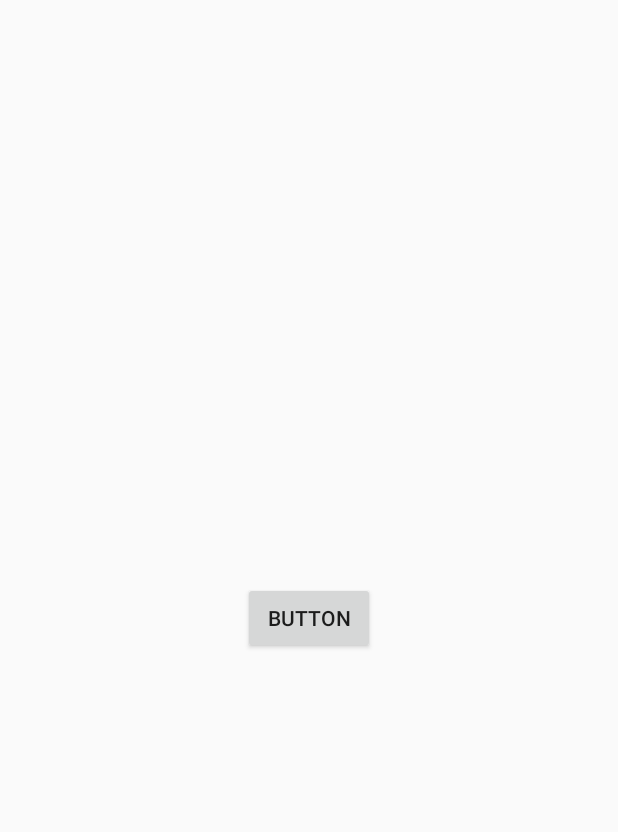
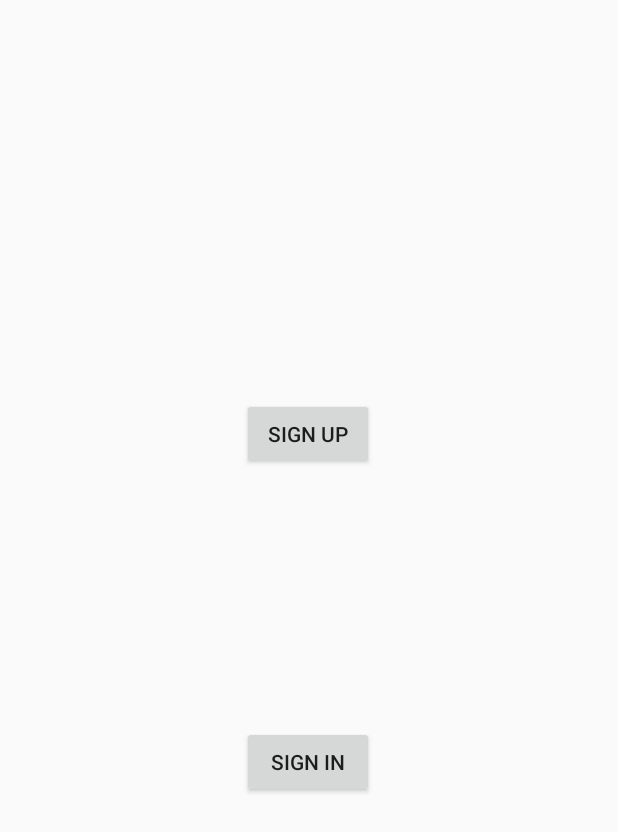
Before and after one commit to tech-shot-developer/check-in-check-out-android, an Android app: the screen it shows after launch (MainActivity), on a phone screen of 412 x 824 dp. Shown: the top 832 px of the screen. Run offline under Robolectric (Android 15) with nearby library versions, the phone set to English and light mode, and no system bars; 1 statement that could not run was skipped.

Commit message:
initial commit

```diff
--- /dev/null
+++ b/app/src/main/java/com/example/check_in_check_out_android/GeoLocation/geoLocationViewModel.kt
@@ -0,0 +1,18 @@
+package com.example.check_in_check_out_android.GeoLocation
+
+import androidx.lifecycle.MutableLiveData
+import androidx.lifecycle.ViewModel
+import androidx.lifecycle.viewModelScope
+import com.example.check_in_check_out_android.api.UserNetwork
+import com.google.gson.JsonObject
+import kotlinx.coroutines.launch
+
+class geoLocationViewModel : ViewModel() {
+    val response: MutableLiveData<JsonObject?> = MutableLiveData()
+
+    fun getLoc() {
+        viewModelScope.launch {
+            response.value = UserNetwork.retrofit.getLocData()
+        }
+    }
+}
--- a/app/src/main/java/com/example/check_in_check_out_android/api/RetrofitHelper.kt
+++ b/app/src/main/java/com/example/check_in_check_out_android/api/RetrofitClient.kt
@@ -6,7 +6,8 @@ import okhttp3.logging.HttpLoggingInterceptor
 import retrofit2.Retrofit
 import retrofit2.converter.gson.GsonConverterFactory
 
-class RetrofitHelper {
+
+class RetrofitClient {
 
     private var service: ApiInterface
 
@@ -26,4 +27,5 @@ class RetrofitHelper {
     fun buildService(): ApiInterface {
         return service
     }
+
 }
--- a/app/src/main/java/com/example/check_in_check_out_android/model/PostRequestResponseModel.kt
+++ b/app/src/main/java/com/example/check_in_check_out_android/model/RequestResponseModel.kt
@@ -1,5 +1,5 @@
 package com.example.check_in_check_out_android.model
 
-data class PostRequestResponseModel(
+data class RequestResponseModel(
     val msg: String?
 )
--- a/app/src/main/java/com/example/check_in_check_out_android/util/constant.kt
+++ b/app/src/main/java/com/example/check_in_check_out_android/util/constant.kt
@@ -3,5 +3,6 @@ package com.example.check_in_check_out_android.util
 class constant {
     companion object {
         const val BASE_URL = "https://check-in-check-out-backend.up.railway.app/"
+        const val BASE_URL_GET = "http://ipwho.is/"
     }
 }
--- a/app/src/main/java/com/example/check_in_check_out_android/view/MainActivity.kt
+++ b/app/src/main/java/com/example/check_in_check_out_android/view/MainActivity.kt
@@ -3,22 +3,42 @@ package com.example.check_in_check_out_android.view
 
 import android.content.Intent
 import android.os.Bundle
-import android.widget.Button
+import android.util.Log
 import androidx.appcompat.app.AppCompatActivity
-import com.example.check_in_check_out_android.R
+import androidx.lifecycle.Observer
+import androidx.lifecycle.ViewModelProvider
+import com.example.check_in_check_out_android.GeoLocation.geoLocationViewModel
+import com.example.check_in_check_out_android.databinding.ActivityMainBinding
 
 class MainActivity : AppCompatActivity() {
 
-    lateinit var signupButton: Button
+    private lateinit var binding: ActivityMainBinding
 
     override fun onCreate(savedInstanceState: Bundle?) {
         super.onCreate(savedInstanceState)
-        setContentView(R.layout.activity_main)
-        signupButton = findViewById(R.id.signup)
-        signupButton.setOnClickListener {
+        binding = ActivityMainBinding.inflate(layoutInflater)
+        setContentView(binding.root)
+
+
+
+        // start of geolocation of device
+        val viewModel = ViewModelProvider(this)[geoLocationViewModel::class.java]
+        // single request
+        viewModel.getLoc()
+        viewModel.response.observe(this, Observer {
+            Log.d("MainActivity", it.toString())
+        })
+        // end of geolocation of device
+
+
+
+        binding.signup.setOnClickListener {
             val intent = Intent(this@MainActivity, SignUpActivity::class.java)
             startActivity(intent)
-//            Toast.makeText(this@MainActivity, "Open", Toast.LENGTH_SHORT).show()
+        }
+
+        binding.signin.setOnClickListener {
+            startActivity(Intent(this@MainActivity, SignInActivity::class.java))
         }
     }
 }
--- a/app/src/main/java/com/example/check_in_check_out_android/view/SignInActivity.kt
+++ b/app/src/main/java/com/example/check_in_check_out_android/view/SignInActivity.kt
@@ -16,6 +16,7 @@ class SignInActivity : AppCompatActivity() {
 
     }
 
+
     fun backToHome(view: View?) {
         startActivity(Intent(this@SignInActivity, MainActivity::class.java))
         finish()
--- a/app/src/main/res/layout/activity_main.xml
+++ b/app/src/main/res/layout/activity_main.xml
@@ -10,11 +10,22 @@
         android:id="@+id/signup"
         android:layout_width="wrap_content"
         android:layout_height="wrap_content"
-        android:text="Button"
+        android:text="Sign Up"
         app:layout_constraintBottom_toBottomOf="parent"
         app:layout_constraintEnd_toEndOf="parent"
-        app:layout_constraintHorizontal_bias="0.5"
+        app:layout_constraintHorizontal_bias="0.498"
         app:layout_constraintStart_toStartOf="parent"
-        app:layout_constraintTop_toTopOf="parent" />
+        app:layout_constraintTop_toTopOf="parent"
+        app:layout_constraintVertical_bias="0.342" />
 
+    <Button
+        android:id="@+id/signin"
+        android:layout_width="wrap_content"
+        android:layout_height="wrap_content"
+        android:layout_marginBottom="292dp"
+        android:text="Sign In"
+        app:layout_constraintBottom_toBottomOf="parent"
+        app:layout_constraintEnd_toEndOf="parent"
+        app:layout_constraintHorizontal_bias="0.498"
+        app:layout_constraintStart_toStartOf="parent" />
 </androidx.constraintlayout.widget.ConstraintLayout>
--- a/app/src/main/res/values/strings.xml
+++ b/app/src/main/res/values/strings.xml
@@ -6,9 +6,9 @@
     <string name="sign_up_activity">Sign Up</string>
     <string name="sign_in_activity">Sign In Activity</string>
     <string-array name="hostel_name">
-        <item>Chitagni</item>
+        <item>Chitagni</item>)
         <item>Bhutagni</item>
-        <item>Jhatagni</item>
+        <item>Jathragni</item>
     </string-array>
     <!--for sign in-->
     <string name="go_to_sign_in">Already have an account? Sign In</string>
```
Also changed, not shown: app/build.gradle (+14 -0 lines), app/src/main/java/com/example/check_in_check_out_android/api/ApiInterface.kt (+9 -4 lines), app/src/main/java/com/example/check_in_check_out_android/api/UserNetwork.kt (added, +15 -0 lines), app/src/main/java/com/example/check_in_check_out_android/view/SignUpActivity.kt (+7 -7 lines).
